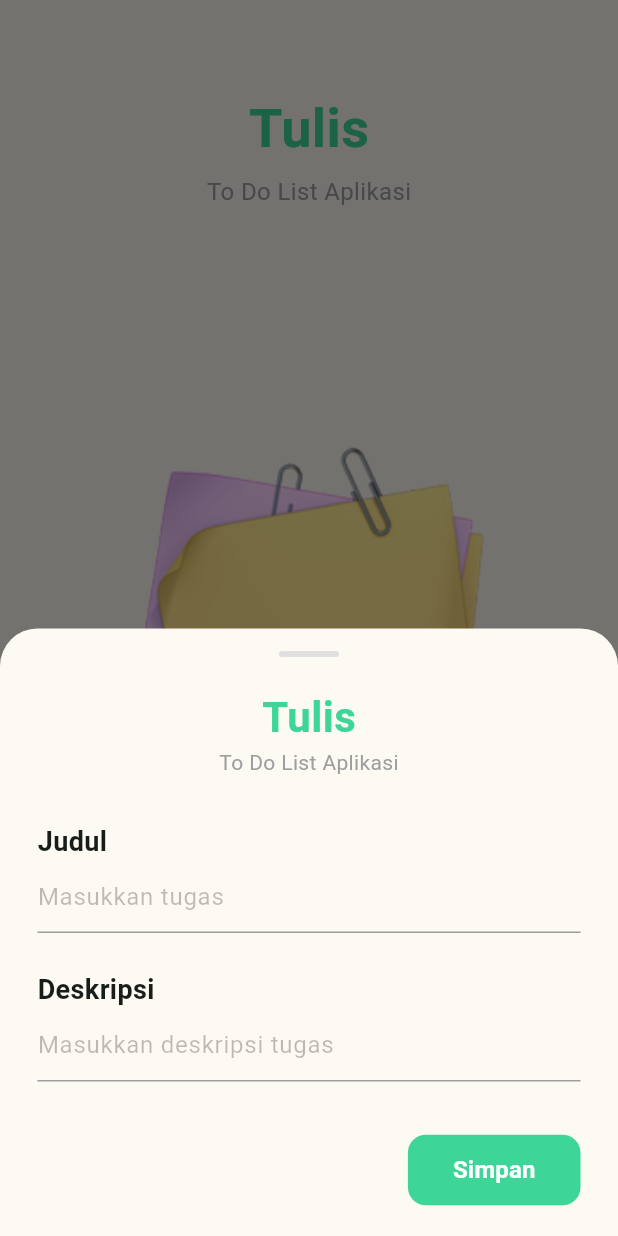
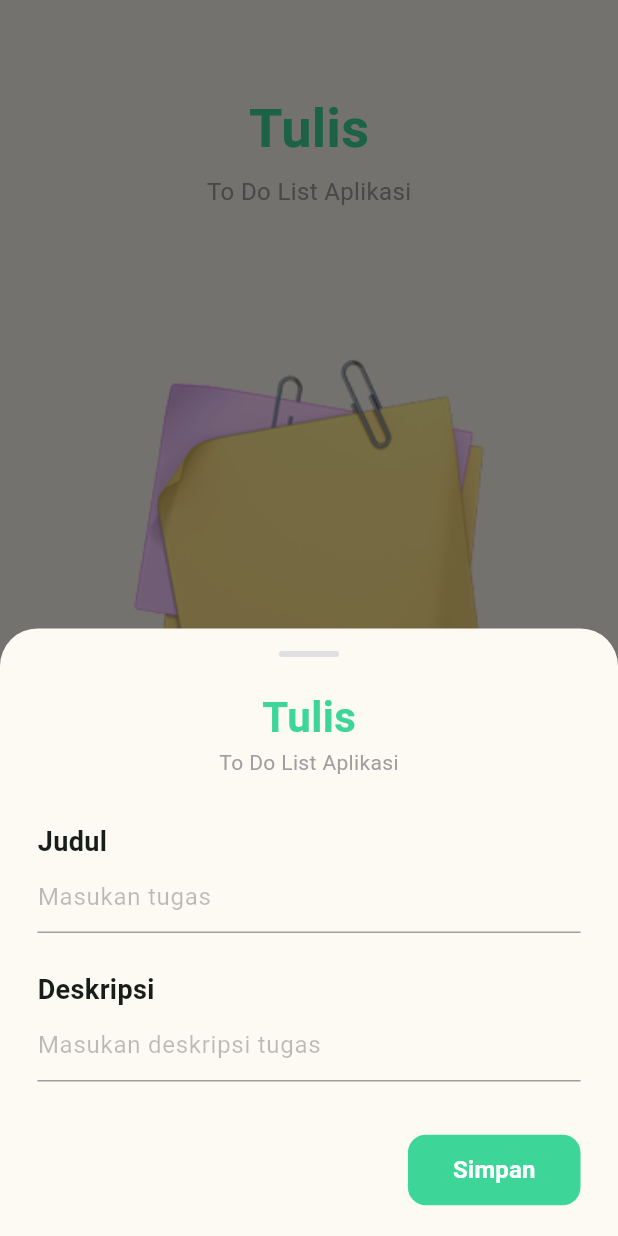
Before and after one commit to AlvinHarist/aplikasi_tulis_todo, a Flutter app: the screen it shows after launch, after a tap on the "add" icon, on a phone screen of 412 x 824 dp. Run offline on Flutter 3.47's test engine with Material 3 defaults, Android fonts, the phone set to English and light mode, and no system bars; our stand-ins replace shared_preferences; Roboto replaces fonts that are missing (Poppins).

Commit message:
benerin UI selesai

```diff
--- a/lib/main.dart
+++ b/lib/main.dart
@@ -24,21 +24,20 @@ class MyApp extends StatelessWidget {
       title: 'Tulis App',
       theme: ThemeData(
         useMaterial3: true,
-        scaffoldBackgroundColor: kBackgroundColor, // Set background global
-        fontFamily: 'Poppins', // (Opsional) Jika ingin pakai font mirip desain
+        scaffoldBackgroundColor: kBackgroundColor,
+        fontFamily: 'Poppins',
         colorScheme: ColorScheme.fromSeed(
           seedColor: kPrimaryGreen,
           primary: kPrimaryGreen,
           surface: kBackgroundColor,
         ),
-        // Styling Checkbox global agar kotak dan hijau
         checkboxTheme: CheckboxThemeData(
           shape: RoundedRectangleBorder(borderRadius: BorderRadius.circular(4)),
           fillColor: MaterialStateProperty.resolveWith((states) {
             if (states.contains(MaterialState.selected)) {
               return kPrimaryGreen;
             }
-            return null; // Transparan borders saat tidak dicentang
+            return null;
           }),
         ),
       ),
@@ -47,7 +46,7 @@ class MyApp extends StatelessWidget {
   }
 }
 
-// --- MODEL DATA (TIDAK BERUBAH) ---
+// --- MODEL DATA ---
 class Todo {
   String title;
   String description;
@@ -91,7 +90,7 @@ class _TodoListPageState extends State<TodoListPage> {
     _loadData();
   }
 
-  // --- FUNGSI STORAGE & LOGIKA (TIDAK BANYAK BERUBAH) ---
+  // --- FUNGSI STORAGE & LOGIKA ---
   Future<void> _saveData() async {
     final prefs = await SharedPreferences.getInstance();
     final String encodedData = jsonEncode(todos.map((e) => e.toJson()).toList());
@@ -183,7 +182,34 @@ class _TodoListPageState extends State<TodoListPage> {
     );
   }
 
-  // --- UI: BOTTOM SHEET (REDESAIN SESUAI GAMBAR 2 & 5) ---
+  // --- UI: WIDGET TAMPILAN KOSONG (Sticky Notes) ---
+  // Dipisahkan agar kode utama lebih bersih
+  Widget _buildEmptyStateWidget() {
+    return Center(
+      child: Column(
+        mainAxisAlignment: MainAxisAlignment.center,
+        children: [
+          Image.asset(
+            'assets/notes.png',
+            width: 280,
+            fit: BoxFit.contain,
+          ),
+          const SizedBox(height: 20),
+          const Text(
+            'Ayo tulis\nkegiatanmu!',
+            textAlign: TextAlign.center,
+            style: TextStyle(
+              fontSize: 20,
+              fontWeight: FontWeight.bold,
+              color: kTextHeader,
+            ),
+          ),
+        ],
+      ),
+    );
+  }
+
+  // --- UI: BOTTOM SHEET FORM ---
   void _showForm(BuildContext context, {int? index}) {
     bool isEditing = index != null;
     if (isEditing) {
@@ -212,7 +238,6 @@ class _TodoListPageState extends State<TodoListPage> {
             mainAxisSize: MainAxisSize.min,
             crossAxisAlignment: CrossAxisAlignment.start,
             children: [
-              // Handle bar kecil di tengah atas
               Center(
                 child: Container(
                   width: 40,
@@ -224,7 +249,6 @@ class _TodoListPageState extends State<TodoListPage> {
                 ),
               ),
               const SizedBox(height: 20),
-              // Header di dalam sheet
               Center(
                 child: Column(
                   children: const [
@@ -239,13 +263,12 @@ class _TodoListPageState extends State<TodoListPage> {
                 ),
               ),
               const SizedBox(height: 30),
-              // Input Judul dengan style underline
               const Text('Judul',
                   style: TextStyle(fontSize: 18, fontWeight: FontWeight.w600)),
               TextField(
                 controller: titleController,
                 decoration: const InputDecoration(
-                  hintText: 'Masukkan tugas',
+                  hintText: 'Masukan tugas',
                   hintStyle: TextStyle(color: Colors.black26),
                   border: UnderlineInputBorder(),
                   enabledBorder: UnderlineInputBorder(
@@ -257,13 +280,12 @@ class _TodoListPageState extends State<TodoListPage> {
                 ),
               ),
               const SizedBox(height: 25),
-              // Input Deskripsi dengan style underline
               const Text('Deskripsi',
                   style: TextStyle(fontSize: 18, fontWeight: FontWeight.w600)),
               TextField(
                 controller: descController,
                 decoration: const InputDecoration(
-                  hintText: 'Masukkan deskripsi tugas',
+                  hintText: 'Masukan deskripsi tugas',
                   hintStyle: TextStyle(color: Colors.black26),
                   border: UnderlineInputBorder(),
                   enabledBorder: UnderlineInputBorder(
@@ -275,7 +297,6 @@ class _TodoListPageState extends State<TodoListPage> {
                 ),
               ),
               const SizedBox(height: 35),
-              // Tombol Simpan di kanan bawah
               Align(
                 alignment: Alignment.centerRight,
                 child: ElevatedButton(
@@ -302,7 +323,7 @@ class _TodoListPageState extends State<TodoListPage> {
     );
   }
 
-  // --- UI: WIDGET ITEM TUGAS (REDESAIN SESUAI GAMBAR 3 & 6) ---
+  // --- UI: WIDGET ITEM TUGAS ---
   Widget _buildTaskItem(Todo task, int index) {
     bool isCompleted = task.isDone;
     return Container(
@@ -367,7 +388,6 @@ class _TodoListPageState extends State<TodoListPage> {
     final completedTodos = todos.where((todo) => todo.isDone).toList();
 
     return Scaffold(
-      // Tidak pakai AppBar standar
       body: SafeArea(
         child: _isLoading
             ? const Center(child: CircularProgressIndicator())
@@ -375,51 +395,28 @@ class _TodoListPageState extends State<TodoListPage> {
                 children: [
                   _buildCustomHeader(),
                   Expanded(
-                    child: todos.isEmpty
-                        // Tampilan Kosong (Empty State) - Gambar 1 & 4
-                        ? Center(
-                            child: Column(
-                              mainAxisAlignment: MainAxisAlignment.center,
-                              // CATATAN PENTING: Hapus 'const' di depan tanda kurung siku [ ] ini
-                              children: [
-                                // --- BAGIAN YANG DIUBAH ---
-                                // Menggunakan gambar dari folder assets
-                                Image.asset(
-                                  'assets/notes.png',
-                                  width: 280, // Atur ukuran sesuai keinginan (di desain terlihat agak besar)
-                                  fit: BoxFit.contain,
-                                ),
-                                // ---------------------------
-
-                                const SizedBox(height: 20), // Tambahkan const di sini
-                                const Text( // Tambahkan const di sini
-                                  'Ayo tulis\nkegiatan mu!',
-                                  textAlign: TextAlign.center,
-                                  style: TextStyle(
-                                    fontSize: 20,
-                                    fontWeight: FontWeight.bold,
-                                    color: kTextHeader,
-                                  ),
-                                ),
-                                const SizedBox(height: 100), // Tambahkan const di sini
-                              ],
-                            ),
-                          )
-                        // Tampilan Daftar Tugas - Gambar 3 & 6
-                        : ListView(
+                    // LOGIKA TAMPILAN UTAMA DIUBAH DISINI
+                    child: ListView(
                       padding: const EdgeInsets.only(bottom: 80),
                       children: [
-                              // Daftar Tugas Aktif
+                        // --- BAGIAN 1: TUGAS AKTIF ATAU EMPTY STATE ---
+                        if (activeTodos.isEmpty)
+                          // Jika tidak ada tugas aktif, tampilkan ilustrasi
+                          Padding(
+                            padding: const EdgeInsets.symmetric(vertical: 40.0),
+                            child: _buildEmptyStateWidget(),
+                          )
+                        else
+                          // Jika ada tugas aktif, tampilkan daftarnya
                           ...activeTodos.map((task) {
                             int index = todos.indexOf(task);
                             return _buildTaskItem(task, index);
                           }).toList(),
 
-                              // Bagian "Selesai" jika ada tugas selesai
+                        // --- BAGIAN 2: TUGAS SELESAI (Selalu muncul jika ada datanya) ---
                         if (completedTodos.isNotEmpty) ...[
                           Padding(
-                                  padding: const EdgeInsets.fromLTRB(
-                                      25, 20, 25, 10),
+                            padding: const EdgeInsets.fromLTRB(25, 30, 25, 10),
                             child: Text(
                               'Selesai',
                               style: TextStyle(
@@ -440,7 +437,6 @@ class _TodoListPageState extends State<TodoListPage> {
                 ],
               ),
       ),
-      // FAB Kotak Membulat (Gambar 1)
       floatingActionButton: SizedBox(
         width: 60,
         height: 60,
```
Lines whose indentation alone changed are shown as unchanged.
